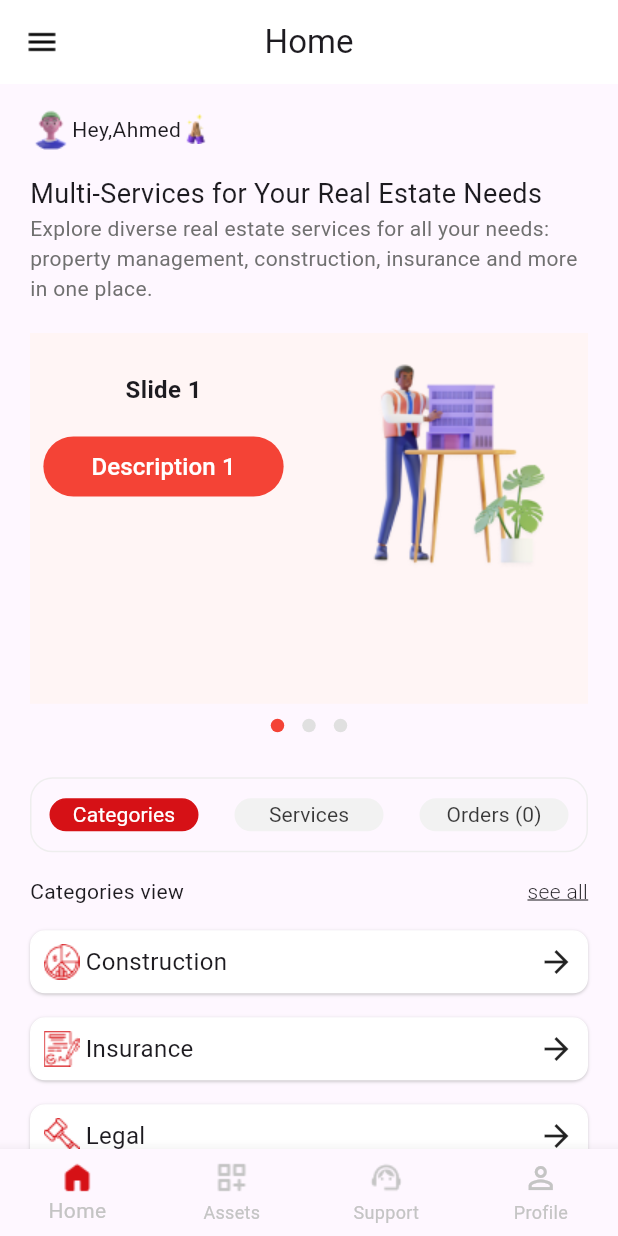
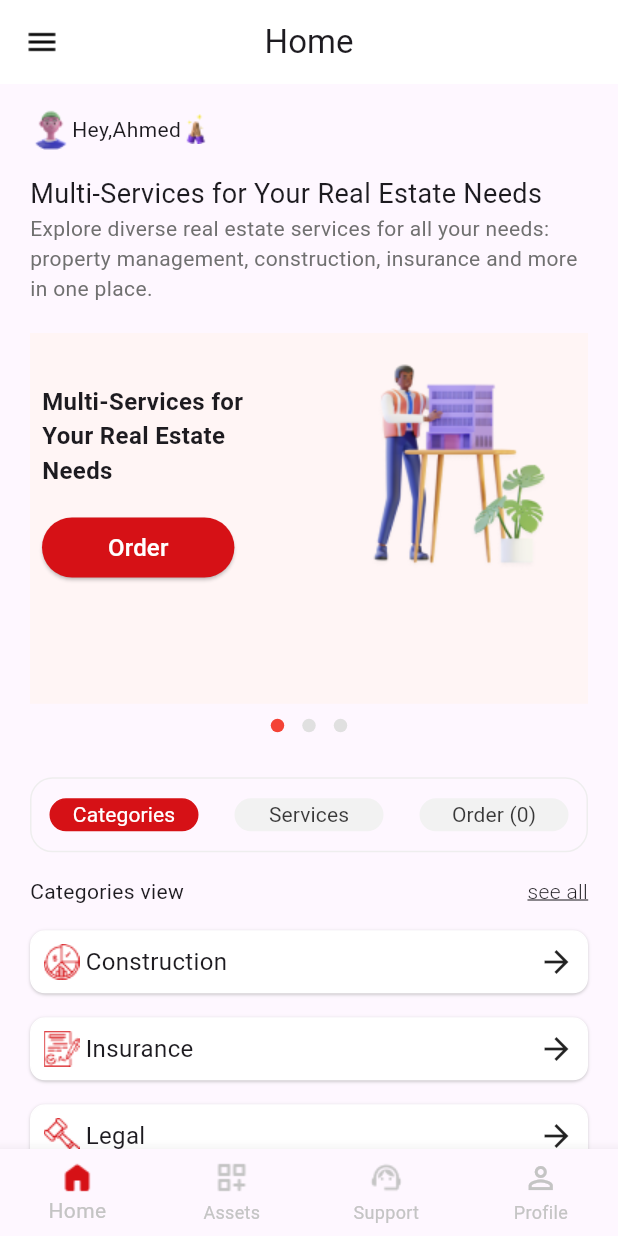
Before and after one commit to GalalMohamed312/Task, a Flutter app: the screen it shows after launch, on a phone screen of 412 x 824 dp. Run offline on Flutter 3.47's test engine with Material 2 defaults, Android fonts, the phone set to English and light mode, and no system bars; drawn by our look-alikes of dots_indicator; our stand-ins replace flutter_bloc.

Commit message:
devide home screen code to more than one file

```diff
--- a/lib/presentation/screens/Home/category.dart
+++ b/lib/presentation/screens/Home/category.dart
@@ -1,18 +1,24 @@
-import 'package:flutter/cupertino.dart';
+
 import 'package:flutter/material.dart';
-import 'package:flutter/rendering.dart';
-import 'package:task/presentation/utils/app_colors.dart';
 import 'package:task/presentation/utils/assets.dart';
-
 import '../../utils/values_manager.dart';
 
 class Categories extends StatelessWidget {
   const Categories({Key? key}) : super(key: key);
   @override
   Widget build(BuildContext context) {
-    return const Column(
+    //list of all category buttons
+    List<Card> categoryModel=[
+      Card(categoryModel: CategoryModel(title: "Construction", image: ImageAssets.construction)),
+      Card(categoryModel:CategoryModel(title: "Insurance", image: ImageAssets.insurance)),
+      Card(categoryModel:CategoryModel(title: "Legal", image: ImageAssets.legal)),
+      Card(categoryModel:CategoryModel(title: "buy & sell", image: ImageAssets.buy)),
+      Card(categoryModel:CategoryModel(title: "Acounting & Srevices", image: ImageAssets.services)),
+    ];
+    // category view
+    return  Column(
       children: [
-        Row(
+        const Row(
           children: [
             Text("Categories view",
               style: TextStyle(
@@ -29,25 +35,29 @@ class Categories extends StatelessWidget {
               ),)
           ],
         ),
-        SizedBox(height: 16,),
-        Card(name: "Construction", image: ImageAssets.construction),
-        SizedBox(height: 16,),
-        Card(name: "Insurance", image: ImageAssets.insurance),
-        SizedBox(height: 16,),
-        Card(name: "Legal", image: ImageAssets.legal),
-        SizedBox(height: 16,),
-        Card(name: "buy & sell", image: ImageAssets.buy),
-        SizedBox(height: 16,),
-        Card(name: "Acounting & Srevices", image: ImageAssets.services),
-        SizedBox(height: 16,),
+        const SizedBox(height: 16,),
+        //view category buttons
+        ListView.separated(
+          shrinkWrap: true,
+          physics: const NeverScrollableScrollPhysics(),
+          itemBuilder:(context,index){
+          return categoryModel[index];
+        },
+        itemCount: categoryModel.length,
+          separatorBuilder: (BuildContext context, int index) {
+          return const SizedBox(height: 16,);
+          },
+
+        ),
+
       ],
     );
   }
 }
 class Card extends StatelessWidget {
-  const Card({Key? key, required this.name, required this.image}) : super(key: key);
-final String name;
-  final String image;
+  const Card({Key? key, required this.categoryModel,}) : super(key: key);
+  final CategoryModel categoryModel;
+
   @override
   Widget build(BuildContext context) {
     return Container(
@@ -56,7 +66,6 @@ final String name;
         color: Colors.white,
         borderRadius: BorderRadius.circular(10.0),
         border: Border.all(
-
           color: Colors.white,
           width: 1.0,
         ),
@@ -71,9 +80,9 @@ final String name;
       ),
       child: Row(
         children: [
-          Image.asset(image),
+          Image.asset(categoryModel.image),
           const SizedBox(width: 4.0,),
-          Text(name,style: const TextStyle(
+          Text(categoryModel.title,style: const TextStyle(
             fontSize: AppSize.s16,
             fontWeight: FontWeight.w400,
           ),),
--- a/lib/presentation/screens/Home/home.dart
+++ b/lib/presentation/screens/Home/home.dart
@@ -1,12 +1,11 @@
 import 'package:dots_indicator/dots_indicator.dart';
-import 'package:flutter/cupertino.dart';
 import 'package:flutter/material.dart';
 import 'package:flutter_bloc/flutter_bloc.dart';
 import 'package:task/presentation/screens/Home/services.dart';
+import 'package:task/presentation/screens/Home/slider.dart';
 import 'package:task/presentation/utils/app_colors.dart';
 import 'package:task/presentation/utils/app_strings.dart';
 import 'package:task/presentation/utils/assets.dart';
-import 'package:task/presentation/utils/media_query_values.dart';
 import 'package:task/presentation/utils/values_manager.dart';
 
 import '../../../Cubit/HomeCubit.dart';
@@ -19,8 +18,8 @@ class HomeScreen extends StatelessWidget {
   final List<Slide> slides = [
     Slide(
       image:ImageAssets.manPresenting,
-      title: 'Slide 1',
-      buttonName: 'Description 1',
+      title: TextApp.multiService,
+      buttonName: 'Order',
     ),
     Slide(
       image:ImageAssets.manPresenting,
@@ -29,8 +28,8 @@ class HomeScreen extends StatelessWidget {
     ),
     Slide(
       image:ImageAssets.manPresenting,
-      title: 'Slide 3',
-      buttonName: 'Description 3',
+      title: TextApp.multiService,
+      buttonName: 'Order',
     ),
   ];
   @override
@@ -41,82 +40,10 @@ class HomeScreen extends StatelessWidget {
         listener: (BuildContext context,HomeStates state){},
         builder: (BuildContext context,HomeStates state){
           var cubit=HomeCubit.get(context);
-          List listOfCategory=[
-            Expanded(
-              child: TextButton(
-                onPressed: () {
-                  cubit.changeTabBarIndex(0);
-                },
-                child: Container(
-                  width: double.infinity,
-                  decoration:BoxDecoration(
-                    color: cubit.tabBarCurrentIndex==0?AppColors.red: AppColors.lightGray,
-                    borderRadius: BorderRadius.circular(15.0),
-                    border: Border.all(
-                        color:cubit.tabBarCurrentIndex==0?AppColors.red: AppColors.lightGray
-                    ),
-                    // border: BoxBorder()
-                  ),
-                  child: Center(
-                    child: Text("Categories",
-                      style: TextStyle(
-                        fontSize: AppSize.s14,
-                        fontWeight: FontWeight.w400,
-                        color:cubit.tabBarCurrentIndex==0?AppColors.white: AppColors.black, ),),
-                  ),
-                ),
-              ),
-            ),
-            Expanded(
-              child: TextButton(
-                onPressed: () {
-                  cubit.changeTabBarIndex(1);
-                },
-                child: Container(
-                  width: double.infinity,
-                  decoration:BoxDecoration(
-                    color: cubit.tabBarCurrentIndex==1?AppColors.red: AppColors.lightGray,
-                    borderRadius: BorderRadius.circular(15.0),
-                    border: Border.all(
-                        color:cubit.tabBarCurrentIndex==1?AppColors.red: AppColors.lightGray
-                    ),
-                    // border: BoxBorder()
-                  ),
-                  child: Center(
-                    child: Text("Services",
-                      style: TextStyle(
-                        fontSize: AppSize.s14,
-                        fontWeight: FontWeight.w400,
-                        color:cubit.tabBarCurrentIndex==1?AppColors.white: AppColors.black, ),),
-                  ),
-                ),
-              ),
-            ),
-            Expanded(
-              child: TextButton(
-                onPressed: () {
-                  cubit.changeTabBarIndex(2);
-                },
-                child: Container(
-                  width: double.infinity,
-                  decoration:BoxDecoration(
-                    color: cubit.tabBarCurrentIndex==2?AppColors.red: AppColors.lightGray,
-                    borderRadius: BorderRadius.circular(15.0),
-                    border: Border.all(
-                       color:cubit.tabBarCurrentIndex==2?AppColors.red: AppColors.lightGray
-                    ),
-                    // border: BoxBorder()
-                  ),
-                  child: Center(
-                    child: Text("Orders (0)",
-                      style: TextStyle(
-                        fontSize: AppSize.s14,
-                        fontWeight: FontWeight.w400,
-                        color:cubit.tabBarCurrentIndex==2?AppColors.white: AppColors.black, ),),
-                  ),
-                ),
-              ),
-            ),
+          List<TabBar> tabBarList=[
+            TabBar(cubit: cubit, index: 0, name: "Categories"),
+            TabBar(cubit: cubit, index: 1, name: "Services"),
+            TabBar(cubit: cubit, index: 2, name: "Order (0)"),
           ];
           return  Scaffold(
             appBar: AppBar(
@@ -133,6 +60,7 @@ class HomeScreen extends StatelessWidget {
                 child: Column(
                   crossAxisAlignment: CrossAxisAlignment.start,
                   children: [
+                    //hi ahmed view
                     Row(
 
                       children: [
@@ -150,6 +78,7 @@ class HomeScreen extends StatelessWidget {
                         fontSize: AppSize.s14
                     ),),
                     const SizedBox(height: AppSize.s20,),
+                    //slider view
                     SizedBox(
                       height: MediaQuery.of(context).size.height * 0.3,
                       child: PageView.builder( itemCount: slides.length,
@@ -161,6 +90,7 @@ class HomeScreen extends StatelessWidget {
                         },),
                     ),
                     const SizedBox(height:AppSize.s4),
+                    //dot indicator
                     Center(
                       child: DotsIndicator(
                         dotsCount: slides.length,
@@ -172,6 +102,7 @@ class HomeScreen extends StatelessWidget {
                       ),
                     ),
                     const SizedBox(height:AppSize.s24),
+                    //tab bar
                     Container(
                       decoration: BoxDecoration(
                         borderRadius: BorderRadius.circular(15),
@@ -181,15 +112,17 @@ class HomeScreen extends StatelessWidget {
                           width: 1.0,
                         ),
                       ),
+                      //tabBAr
                       child: Row(
                         children: [
-                          listOfCategory[0],
-                          listOfCategory[1],
-                          listOfCategory[2],
+                          tabBarList[0],
+                          tabBarList[1],
+                          tabBarList[2],
                         ],
                       ),
                     ),
                     const SizedBox(height:AppSize.s16),
+                    //every tab screen
                     cubit.tabBarCurrentIndex==0?const Categories():const SizedBox(),
                     cubit.tabBarCurrentIndex==1?const Services():const SizedBox(),
                     cubit.tabBarCurrentIndex==2?const Services():const SizedBox(),
@@ -206,72 +139,37 @@ class HomeScreen extends StatelessWidget {
   }
 }
 
-class Slide {
-  final String image;
-  final String title;
-  final String buttonName;
 
-  Slide({required this.image, required this.title, required this.buttonName});
-}
-
-class SlideItem extends StatelessWidget {
-  final Slide slide;
-
-  const SlideItem({Key? key, required this.slide}) : super(key: key);
-
+class TabBar extends StatelessWidget {
+  const TabBar({Key? key, required this.cubit, required this.index, required this.name}) : super(key: key);
+  final HomeCubit cubit;
+  final int index;
+  final String name;
   @override
   Widget build(BuildContext context) {
-    final mediaQuery = MediaQuery.of(context);
-    return Container(
-      color: AppColors.lightRed,
-      child: Row(
-        crossAxisAlignment: CrossAxisAlignment.start,
-        mainAxisAlignment: MainAxisAlignment.start,
-        children: [
-          Expanded(
-            child: Column(
-              mainAxisAlignment: MainAxisAlignment.start,
-              children: [
-                const SizedBox(height: 26.0),
-                Text(
-                  slide.title,
-                  style: const TextStyle(
-                    fontSize: 16.0,
-                    fontWeight: FontWeight.bold,
-                  ),
-                ),
-                const SizedBox(height: 16.0),
-                TextButton(
-                  onPressed: () {},
-
-                  style: ButtonStyle(
-                    // padding: EdgeInsets.symmetric(horizontal: 20.0),
-                    backgroundColor: MaterialStateProperty.all<Color>(Colors.red),
-                    foregroundColor: MaterialStateProperty.all<Color>(Colors.white),
-                  ),
-                  child: Padding(
-                    padding: const EdgeInsets.symmetric(horizontal: 20),
-                    child: Text(
-                      slide.buttonName,
-                      style: const TextStyle(fontSize: 16.0),
-                    ),
-                  ),
-                ),
-                // const SizedBox(height: 78.0),
-              ],
+    return Expanded(
+      child: TextButton(
+        onPressed: () {
+          cubit.changeTabBarIndex(index);
+        },
+        child: Container(
+          width: double.infinity,
+          decoration:BoxDecoration(
+            color: cubit.tabBarCurrentIndex==index?AppColors.red: AppColors.lightGray,
+            borderRadius: BorderRadius.circular(15.0),
+            border: Border.all(
+                color:cubit.tabBarCurrentIndex==index?AppColors.red: AppColors.lightGray
             ),
+            // border: BoxBorder()
           ),
-          const SizedBox(width: 16.0,),
-          Expanded(
-            child: Image.asset(
-              slide.image,
-              // width: mediaQuery.size.width * 0.5,
-              // height: mediaQuery.size.height * 0.5,
-            ),
+          child: Center(
+            child: Text(name,
+              style: TextStyle(
+                fontSize: AppSize.s14,
+                fontWeight: FontWeight.w400,
+                color:cubit.tabBarCurrentIndex==index?AppColors.white: AppColors.black, ),),
           ),
-
-
-        ],
+        ),
       ),
     );
   }
--- a/lib/presentation/screens/Home/services.dart
+++ b/lib/presentation/screens/Home/services.dart
@@ -25,8 +25,8 @@ class Services extends StatelessWidget {
           fontSize: AppSize.s22,
           fontWeight: FontWeight.w700,
         ),),
-        Center(
-          child: const Text(TextApp.placrorder,style: TextStyle(
+        const Center(
+          child: Text(TextApp.placrorder,style: TextStyle(
             fontSize: AppSize.s20,
             fontWeight: FontWeight.w300,
             color: AppColors.darkGray
--- /dev/null
+++ b/lib/presentation/screens/Home/slider.dart
@@ -0,0 +1,75 @@
+import 'package:flutter/material.dart';
+
+import '../../utils/app_colors.dart';
+
+class Slide {
+  final String image;
+  final String title;
+  final String buttonName;
+
+  Slide({required this.image, required this.title, required this.buttonName});
+}
+
+class SlideItem extends StatelessWidget {
+  final Slide slide;
+
+  const SlideItem({Key? key, required this.slide}) : super(key: key);
+
+  @override
+  Widget build(BuildContext context) {
+    return Container(
+      color: AppColors.lightRed,
+      child: Row(
+        crossAxisAlignment: CrossAxisAlignment.start,
+        mainAxisAlignment: MainAxisAlignment.start,
+        children: [
+          Expanded(
+            child: Padding(
+              padding: const EdgeInsets.all(8.0),
+              child: Column(
+                mainAxisAlignment: MainAxisAlignment.start,
+                crossAxisAlignment: CrossAxisAlignment.start,
+                children: [
+                  const SizedBox(height: 26.0),
+                  Text(
+                    slide.title,
+                    style: const TextStyle(
+                      fontSize: 16.0,
+                      fontWeight: FontWeight.bold,
+                    ),
+                  ),
+                  const SizedBox(height: 16.0),
+                  //order button
+                  ElevatedButton(
+                    onPressed: (){},
+                    style: ButtonStyle(
+                      backgroundColor: MaterialStateProperty.all<Color>(AppColors.red),
+                    ),
+                    child: Container(
+                      padding:const EdgeInsets.symmetric(horizontal: 20),
+                      child: Text(
+                        slide.buttonName,
+                        style: const TextStyle(fontSize: 16.0,color: AppColors.white),
+                      ),
+                    ),
+                  ),
+                  // const SizedBox(height: 78.0),
+                ],
+              ),
+            ),
+          ),
+          const SizedBox(width: 16.0,),
+          Expanded(
+            child: Image.asset(
+              slide.image,
+              // width: mediaQuery.size.width * 0.5,
+              // height: mediaQuery.size.height * 0.5,
+            ),
+          ),
+
+
+        ],
+      ),
+    );
+  }
+}
--- a/lib/presentation/screens/aseets.dart
+++ b/lib/presentation/screens/aseets.dart
@@ -1,4 +1,3 @@
-import 'package:flutter/cupertino.dart';
 import 'package:flutter/material.dart';
 
 class AssetsScreen extends StatelessWidget {
--- a/lib/presentation/screens/profile.dart
+++ b/lib/presentation/screens/profile.dart
@@ -1,4 +1,4 @@
-import 'package:flutter/cupertino.dart';
+
 import 'package:flutter/material.dart';
 
 class ProfileScreen extends StatelessWidget {
--- a/lib/presentation/screens/support.dart
+++ b/lib/presentation/screens/support.dart
@@ -1,4 +1,3 @@
-import 'package:flutter/cupertino.dart';
 import 'package:flutter/material.dart';
 
 class SupportScreen extends StatelessWidget {
```
